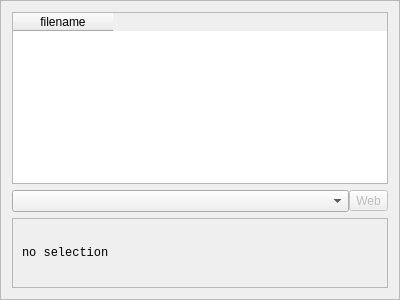
Qt form Source/GUI/Qt/sheetview.ui (beppec56/MediaInfo-git_svn) before a commit.
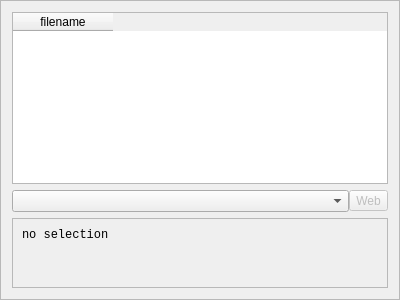
The same form after that commit.

The edit to the form file:
```diff
--- a/Source/GUI/Qt/sheetview.ui
+++ b/Source/GUI/Qt/sheetview.ui
@@ -92,6 +92,9 @@
          <property name="text">
           <string>no selection</string>
          </property>
+         <property name="alignment">
+          <set>Qt::AlignLeading|Qt::AlignLeft|Qt::AlignTop</set>
+         </property>
          <property name="wordWrap">
           <bool>true</bool>
          </property>
```
